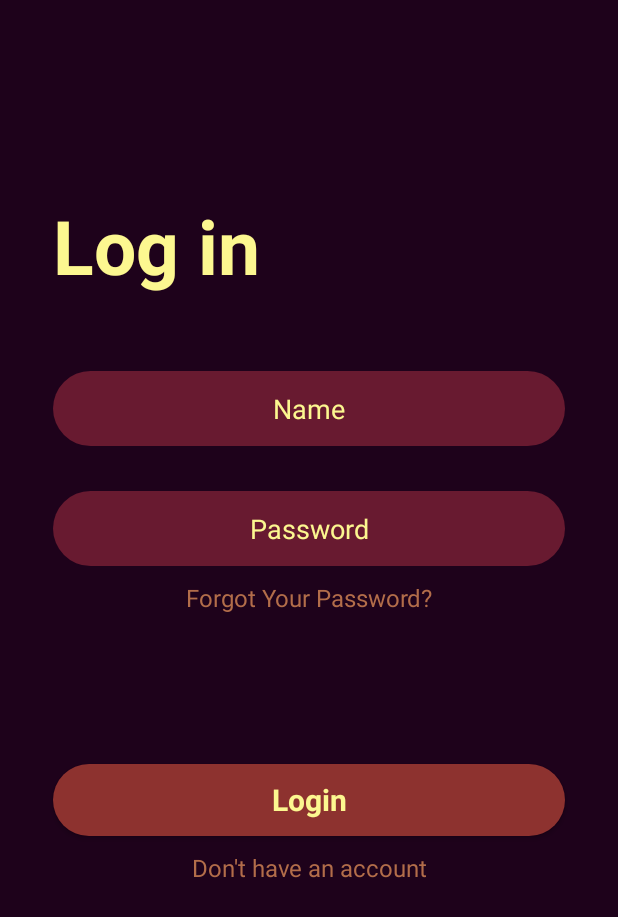
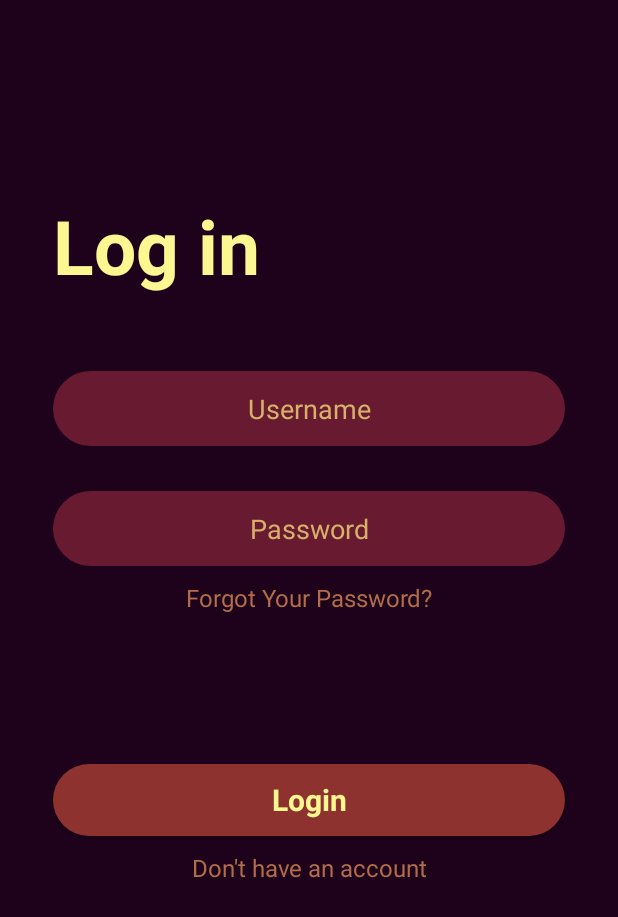
Before and after one commit to KolosTK/Cinema, an Android app: the LoginActivity screen opened directly, with no data from a screen before it, on a phone screen of 412 x 824 dp. Shown: the top 917 px of the screen. Run offline under Robolectric (Android 15) with nearby library versions, the phone set to English and light mode, and no system bars.

Commit message:
Initialization of authentication
Add authentication with correct username "test" and password "1111"
Buttons switch between layouts

```diff
--- a/app/src/main/AndroidManifest.xml
+++ b/app/src/main/AndroidManifest.xml
@@ -13,10 +13,13 @@
         android:theme="@style/Theme.Cinema"
         tools:targetApi="31">
         <activity
+            android:name=".MainActivity"
+            android:exported="false" />
+        <activity
             android:name=".LoginActivity"
             android:exported="false" />
         <activity
-            android:name=".MainActivity"
+            android:name=".IntroActivity"
             android:exported="true">
             <intent-filter>
                 <action android:name="android.intent.action.MAIN" />
--- a/app/src/main/java/com/example/cinema/LoginActivity.java
+++ b/app/src/main/java/com/example/cinema/LoginActivity.java
@@ -1,6 +1,11 @@
 package com.example.cinema;
 
+import android.content.Intent;
 import android.os.Bundle;
+import android.view.View;
+import android.widget.Button;
+import android.widget.EditText;
+import android.widget.Toast;
 
 import androidx.activity.EdgeToEdge;
 import androidx.appcompat.app.AppCompatActivity;
@@ -11,16 +16,39 @@ import androidx.core.view.WindowInsetsCompat;
 import com.example.cinema.R;
 
 public class LoginActivity extends AppCompatActivity {
-
+private EditText userEdit,passEdit;
+private Button loginButton;
     @Override
     protected void onCreate(Bundle savedInstanceState) {
         super.onCreate(savedInstanceState);
         EdgeToEdge.enable(this);
         setContentView(R.layout.activity_login);
-        ViewCompat.setOnApplyWindowInsetsListener(findViewById(R.id.main), (v, insets) -> {
-            Insets systemBars = insets.getInsets(WindowInsetsCompat.Type.systemBars());
-            v.setPadding(systemBars.left, systemBars.top, systemBars.right, systemBars.bottom);
-            return insets;
+        initView();
+//        ViewCompat.setOnApplyWindowInsetsListener(findViewById(R.id.main), (v, insets) -> {
+//            Insets systemBars = insets.getInsets(WindowInsetsCompat.Type.systemBars());
+//            v.setPadding(systemBars.left, systemBars.top, systemBars.right, systemBars.bottom);
+//            return insets;
+//        });
+    }
+
+    private void initView() {
+        userEdit=findViewById(R.id.editTextUsername);
+        passEdit=findViewById(R.id.editTextPassword);
+        loginButton=findViewById(R.id.loginButton);
+
+        loginButton.setOnClickListener(new View.OnClickListener(){
+            @Override
+            public void onClick(View v){
+                if(userEdit.getText().toString().isEmpty()||passEdit.getText().toString().isEmpty()){
+                    Toast.makeText(LoginActivity.this,"Fill all info", Toast.LENGTH_SHORT).show();
+                }
+                else if(userEdit.getText().toString().equals("test")&&passEdit.getText().toString().equals("1111")){
+                    startActivity(new Intent (LoginActivity.this, MainActivity.class));
+                }else{
+                    Toast.makeText(LoginActivity.this,"Password and usernem are incorrect",Toast.LENGTH_SHORT).show();
+                }
+            }
         });
+
     }
 }
--- a/app/src/main/java/com/example/cinema/MainActivity.java
+++ b/app/src/main/java/com/example/cinema/MainActivity.java
@@ -7,6 +7,8 @@ import androidx.appcompat.app.AppCompatActivity;
 import androidx.core.graphics.Insets;
 import androidx.core.view.ViewCompat;
 import androidx.core.view.WindowInsetsCompat;
+
+import com.example.cinema.R;
 
 public class MainActivity extends AppCompatActivity {
 
--- a/app/src/main/res/layout/activity_login.xml
+++ b/app/src/main/res/layout/activity_login.xml
@@ -5,6 +5,8 @@
     android:id="@+id/main"
     android:layout_width="match_parent"
     android:layout_height="match_parent"
+    android:focusable="true"
+    android:focusableInTouchMode="true"
     android:background="@color/black"
     tools:context=".LoginActivity">
 
@@ -15,51 +17,48 @@
         <LinearLayout
             android:layout_width="match_parent"
             android:layout_height="wrap_content"
-            android:orientation="vertical" >
+            android:orientation="vertical">
 
             <TextView
                 android:id="@+id/textView3"
                 android:layout_width="match_parent"
                 android:layout_height="wrap_content"
+                android:layout_marginStart="35dp"
+                android:layout_marginTop="130dp"
                 android:text="Log in"
+                android:textColor="@color/light_yellow"
                 android:textSize="50dp"
-                android:textColor="@color/light_yellow"
-                android:layout_marginTop="130dp"
-                android:layout_marginStart="35dp"
-                android:textStyle="bold"
-                />
+                android:textStyle="bold" />
 
             <EditText
                 android:id="@+id/editTextUsername"
                 android:layout_width="match_parent"
                 android:layout_height="50dp"
-                android:textAlignment="center"
-                android:hint="UserName"
-                android:ems="10"
-                android:inputType="text"
-                android:textColor="@color/light_yellow"
-                android:textColorHint="@color/yellow"
+                android:layout_marginStart="35dp"
                 android:layout_marginTop="50dp"
-                android:layout_marginStart="35dp"
                 android:layout_marginEnd="35dp"
                 android:background="@drawable/edit_text_background"
-                android:text="Name" />
+                android:ems="10"
+                android:hint="Username"
+                android:inputType="text"
+                android:textAlignment="center"
+                android:textColor="@color/light_yellow"
+                android:textColorHint="@color/yellow" />
 
             <EditText
                 android:id="@+id/editTextPassword"
                 android:layout_width="match_parent"
                 android:layout_height="50dp"
-                android:textAlignment="center"
-                android:hint="UserPassword"
-                android:ems="10"
-                android:inputType="text"
-                android:textColor="@color/light_yellow"
-                android:textColorHint="@color/yellow"
+                android:layout_marginStart="35dp"
                 android:layout_marginTop="30dp"
-                android:layout_marginStart="35dp"
                 android:layout_marginEnd="35dp"
                 android:background="@drawable/edit_text_background"
-                android:text="Password" />
+                android:ems="10"
+                android:hint="Password"
+                android:inputType="text"
+                android:textAlignment="center"
+                android:textColor="@color/light_yellow"
+                android:textColorHint="@color/yellow" />
 
             <TextView
                 android:id="@+id/textView4"
@@ -68,22 +67,22 @@
                 android:layout_marginTop="10dp"
                 android:text="Forgot Your Password?"
                 android:textAlignment="center"
-                android:textSize="16sp"
-                android:textColor="@color/light_brown"/>
+                android:textColor="@color/light_brown"
+                android:textSize="16sp" />
 
             <androidx.appcompat.widget.AppCompatButton
-                android:id="@+id/button"
+                android:id="@+id/loginButton"
                 style="@android:style/Widget.Button"
                 android:layout_width="match_parent"
                 android:layout_height="wrap_content"
-                android:text="Login"
-                android:textStyle="bold"
-                android:textSize="20sp"
+                android:layout_marginStart="35dp"
                 android:layout_marginTop="100dp"
-                android:layout_marginStart="35dp"
                 android:layout_marginEnd="35dp"
                 android:background="@drawable/button_background"
-                android:textColor="@color/light_yellow"/>
+                android:text="Login"
+                android:textColor="@color/light_yellow"
+                android:textSize="20sp"
+                android:textStyle="bold" />
 
             <TextView
                 android:id="@+id/textView5"
@@ -92,8 +91,8 @@
                 android:layout_marginTop="10dp"
                 android:text="Don't have an account"
                 android:textAlignment="center"
-                android:textSize="16sp"
-                android:textColor="@color/light_brown"/>
+                android:textColor="@color/light_brown"
+                android:textSize="16sp" />
 
 
         </LinearLayout>
```
Also changed, not shown: app/src/main/java/com/example/cinema/IntroActivity.java (added, +30 -0 lines), app/src/main/res/layout/activity_intro.xml (added, +76 -0 lines), app/src/main/res/layout/activity_main.xml (+0 -66 lines).
